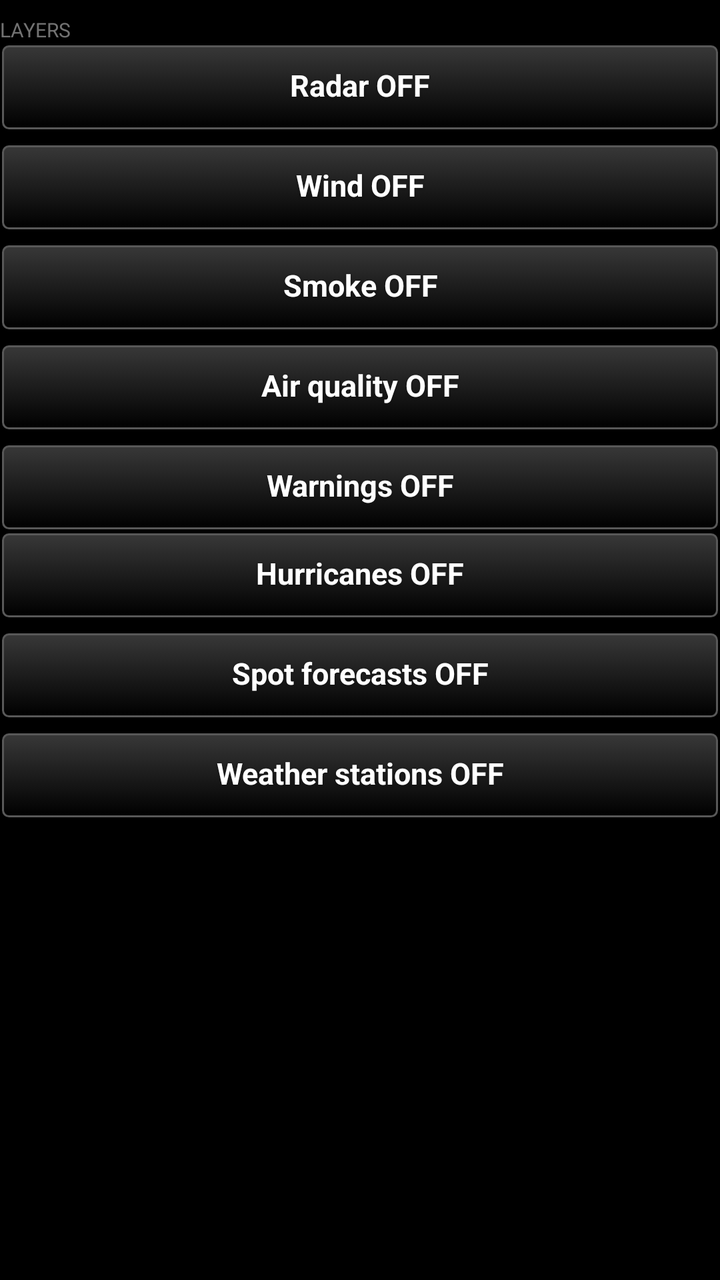
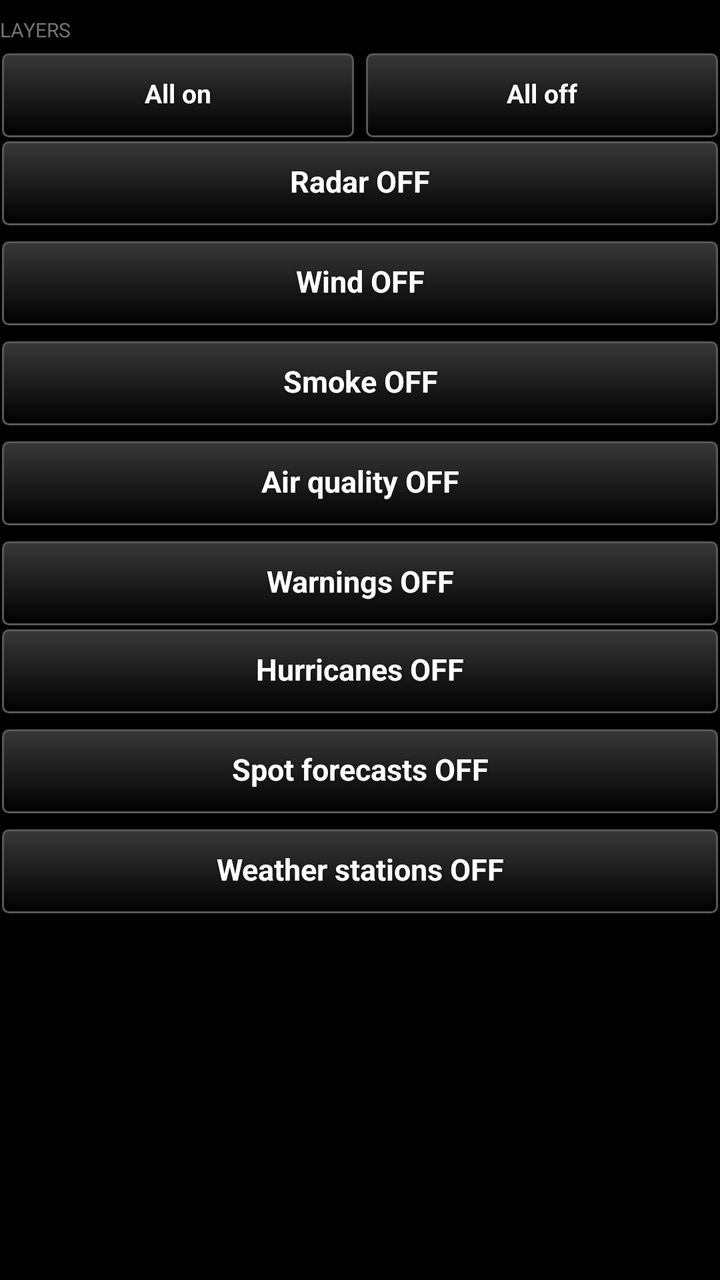

Two renders of the same Android screen: before a commit and after it. Below are the layout's source before the change and the commit's diff.
<!-- AndroidManifest.xml: application theme AppTheme -->
<!-- res/layout/page_layers.xml -->
<?xml version="1.0" encoding="utf-8"?>
<ScrollView xmlns:android="http://schemas.android.com/apk/res/android"
    android:layout_width="match_parent"
    android:layout_height="match_parent"
    android:fadeScrollbars="false"
    android:focusableInTouchMode="true"
    android:descendantFocusability="beforeDescendants">

    <LinearLayout
        android:layout_width="match_parent"
        android:layout_height="wrap_content"
        android:orientation="vertical"
        android:paddingBottom="8dp">

        
        <TextView
            android:id="@+id/layers_heading"
            android:layout_width="match_parent"
            android:layout_height="wrap_content"
            android:text="@string/heading_layers"
            android:textSize="10sp"
            android:textAllCaps="true"
            android:paddingTop="8dp"
            android:alpha="0.6" />

        
        <LinearLayout
            android:id="@+id/layer_list"
            android:layout_width="match_parent"
            android:layout_height="wrap_content"
            android:orientation="vertical">


            
            <LinearLayout
                android:layout_width="match_parent"
                android:layout_height="wrap_content"
                android:orientation="horizontal">

                <Button
                    android:id="@+id/radar_toggle"
                    style="@style/TakwerxButton"
                    android:layout_width="0dp"
                    android:layout_weight="1"
                    android:layout_height="wrap_content"
                    android:text="@string/radar_off" />

                <ImageButton
                    android:id="@+id/radar_expand"
                    style="@style/TakwerxIconButton"
                    android:layout_width="44dp"
                    android:layout_weight="0"
                    android:contentDescription="@string/show_settings"
                    android:src="@drawable/ic_expand"
                    android:visibility="gone" />
            </LinearLayout>

            <LinearLayout
                android:id="@+id/radar_settings"
                android:layout_width="match_parent"
                android:layout_height="wrap_content"
                android:orientation="vertical"
                android:visibility="gone" />

            <LinearLayout
                android:layout_width="match_parent"
                android:layout_height="wrap_content"
                android:layout_marginTop="6dp"
                android:orientation="horizontal">

                <Button
                    android:id="@+id/wind_toggle"
                    style="@style/TakwerxButton"
                    android:layout_width="0dp"
                    android:layout_weight="1"
                    android:layout_height="wrap_content"
                    android:text="@string/wind_off" />

                <ImageButton
                    android:id="@+id/wind_expand"
                    style="@style/TakwerxIconButton"
                    android:layout_width="44dp"
                    android:layout_weight="0"
                    android:contentDescription="@string/show_settings"
                    android:src="@drawable/ic_expand"
                    android:visibility="gone" />
            </LinearLayout>

            <LinearLayout
                android:id="@+id/wind_settings"
                android:layout_width="match_parent"
                android:layout_height="wrap_content"
                android:orientation="vertical"
                android:visibility="gone">

            
            <LinearLayout
                android:id="@+id/scrubber"
                android:layout_width="match_parent"
                android:layout_height="wrap_content"
                android:orientation="vertical"
                android:visibility="gone">

                <TextView
                    android:id="@+id/scrubber_label"
                    android:layout_width="match_parent"
                    android:layout_height="wrap_content"
                    android:layout_marginTop="6dp"
                    android:textColor="@color/white"
                    android:textSize="13sp"
                    android:text="" />

                <LinearLayout
                    android:id="@+id/scrubber_days"
                    android:layout_width="match_parent"
                    android:layout_height="wrap_content"
                    android:orientation="horizontal" />

                <LinearLayout
                    android:id="@+id/scrubber_hours"
                    android:layout_width="match_parent"
                    android:layout_height="wrap_content"
                    android:orientation="vertical" />
            </LinearLayout>

            
            <LinearLayout
                android:id="@+id/wind_scale_host"
                android:layout_width="match_parent"
                android:layout_height="wrap_content"
                android:orientation="vertical"
                android:paddingLeft="4dp"
                android:paddingRight="4dp"
                android:paddingTop="4dp"
                android:visibility="gone" />

            
            <LinearLayout
                android:id="@+id/wind_level_block"
                android:layout_width="match_parent"
                android:layout_height="wrap_content"
                android:orientation="vertical"
                android:visibility="gone">

                
                <TextView
                    android:id="@+id/wind_reading"
                    android:layout_width="match_parent"
                    android:layout_height="wrap_content"
                    android:layout_marginTop="6dp"
                    android:textColor="@color/white"
                    android:textSize="15sp"
                    android:text="" />

                
                <TextView
                    android:id="@+id/wind_level_label"
                    android:layout_width="match_parent"
                    android:layout_height="wrap_content"
                    android:layout_marginTop="8dp"
                    android:text="@string/heading_height"
                    android:textSize="10sp"
                    android:textAllCaps="true"
                    android:alpha="0.6" />

                <LinearLayout
                    android:id="@+id/wind_level_rows"
                    android:layout_width="match_parent"
                    android:layout_height="wrap_content"
                    android:orientation="vertical" />
            </LinearLayout>
            </LinearLayout>

            
            <LinearLayout
                android:layout_width="match_parent"
                android:layout_height="wrap_content"
                android:layout_marginTop="6dp"
                android:orientation="horizontal">

                <Button
                    android:id="@+id/smoke_toggle"
                    style="@style/TakwerxButton"
                    android:layout_width="0dp"
                    android:layout_weight="1"
                    android:layout_height="wrap_content"
                    android:text="@string/smoke_off" />

                <ImageButton
                    android:id="@+id/smoke_expand"
                    style="@style/TakwerxIconButton"
                    android:layout_width="44dp"
                    android:layout_weight="0"
                    android:contentDescription="@string/show_settings"
                    android:src="@drawable/ic_expand"
                    android:visibility="gone" />
            </LinearLayout>

            <LinearLayout
                android:id="@+id/smoke_settings"
                android:layout_width="match_parent"
                android:layout_height="wrap_content"
                android:orientation="vertical"
                android:visibility="gone">

                
                <LinearLayout
                    android:id="@+id/smoke_scale_host"
                    android:layout_width="match_parent"
                    android:layout_height="wrap_content"
                    android:orientation="vertical"
                    android:paddingLeft="4dp"
                    android:paddingRight="4dp"
                    android:paddingTop="4dp" />

                
                <TextView
                    android:id="@+id/smoke_reading"
                    android:layout_width="match_parent"
                    android:layout_height="wrap_content"
                    android:layout_marginTop="6dp"
                    android:textColor="@color/white"
                    android:textSize="15sp"
                    android:text="" />

                <TextView
                    android:layout_width="match_parent"
                    android:layout_height="wrap_content"
                    android:layout_marginTop="8dp"
                    android:text="@string/heading_height"
                    android:textSize="10sp"
                    android:textAllCaps="true"
                    android:alpha="0.6" />

                
                <LinearLayout
                    android:id="@+id/smoke_height_row"
                    android:layout_width="match_parent"
                    android:layout_height="wrap_content"
                    android:orientation="horizontal" />
            </LinearLayout>

            
            <LinearLayout
                android:layout_width="match_parent"
                android:layout_height="wrap_content"
                android:layout_marginTop="6dp"
                android:orientation="horizontal">

                <Button
                    android:id="@+id/air_toggle"
                    style="@style/TakwerxButton"
                    android:layout_width="0dp"
                    android:layout_weight="1"
                    android:layout_height="wrap_content"
                    android:text="@string/air_off" />

                <ImageButton
                    android:id="@+id/air_expand"
                    style="@style/TakwerxIconButton"
                    android:layout_width="44dp"
                    android:layout_weight="0"
                    android:contentDescription="@string/show_settings"
                    android:src="@drawable/ic_expand"
                    android:visibility="gone" />
            </LinearLayout>

            <LinearLayout
                android:id="@+id/air_settings"
                android:layout_width="match_parent"
                android:layout_height="wrap_content"
                android:orientation="vertical"
                android:visibility="gone">

                
                <TextView
                    android:id="@+id/air_status"
                    android:layout_width="match_parent"
                    android:layout_height="wrap_content"
                    android:layout_marginTop="6dp"
                    android:textColor="@color/white"
                    android:textSize="13sp"
                    android:text="" />

                
                <LinearLayout
                    android:id="@+id/air_scale"
                    android:layout_width="match_parent"
                    android:layout_height="wrap_content"
                    android:layout_marginTop="4dp"
                    android:orientation="horizontal" />

                
                <TextView
                    android:id="@+id/air_reading"
                    android:layout_width="match_parent"
                    android:layout_height="wrap_content"
                    android:layout_marginTop="6dp"
                    android:layout_marginBottom="4dp"
                    android:textColor="@color/white"
                    android:textSize="15sp"
                    android:text="" />
            </LinearLayout>

            
            <LinearLayout
                android:layout_width="match_parent"
                android:layout_height="wrap_content"
                android:layout_marginTop="6dp"
                android:orientation="horizontal">

                <Button
                    android:id="@+id/warn_toggle"
                    style="@style/TakwerxButton"
                    android:layout_width="0dp"
                    android:layout_weight="1"
                    android:layout_height="wrap_content"
                    android:text="@string/warn_off" />

                <ImageButton
                    android:id="@+id/warn_expand"
                    style="@style/TakwerxIconButton"
                    android:layout_width="44dp"
                    android:layout_weight="0"
                    android:contentDescription="@string/show_settings"
                    android:src="@drawable/ic_expand"
                    android:visibility="gone" />
            </LinearLayout>

            <LinearLayout
                android:id="@+id/warn_settings"
                android:layout_width="match_parent"
                android:layout_height="wrap_content"
                android:orientation="vertical"
                android:visibility="gone">

                
                <TextView
                    android:id="@+id/warn_here"
                    android:layout_width="match_parent"
                    android:layout_height="wrap_content"
                    android:layout_marginTop="6dp"
                    android:textColor="@color/white"
                    android:textSize="15sp"
                    android:text="" />

                <TextView
                    android:id="@+id/warn_status"
                    android:layout_width="match_parent"
                    android:layout_height="wrap_content"
                    android:layout_marginTop="4dp"
                    android:textColor="@color/white"
                    android:textSize="13sp"
                    android:text="" />

                <TextView
                    android:layout_width="match_parent"
                    android:layout_height="wrap_content"
                    android:layout_marginTop="8dp"
                    android:text="@string/heading_show"
                    android:textSize="10sp"
                    android:textAllCaps="true"
                    android:alpha="0.6" />

                
                <LinearLayout
                    android:id="@+id/warn_groups"
                    android:layout_width="match_parent"
                    android:layout_height="wrap_content"
                    android:layout_marginBottom="4dp"
                    android:orientation="horizontal" />
            </LinearLayout>

            <LinearLayout
                android:layout_width="match_parent"
                android:layout_height="wrap_content"
                android:orientation="horizontal">

                <Button
                    android:id="@+id/tropical_toggle"
                    style="@style/TakwerxButton"
                    android:layout_width="0dp"
                    android:layout_weight="1"
                    android:layout_height="wrap_content"
                    android:text="@string/tropical_off" />

                <ImageButton
                    android:id="@+id/tropical_expand"
                    style="@style/TakwerxIconButton"
                    android:layout_width="44dp"
                    android:layout_weight="0"
                    android:contentDescription="@string/show_settings"
                    android:src="@drawable/ic_expand"
                    android:visibility="gone" />
            </LinearLayout>

            
            <LinearLayout
                android:id="@+id/tropical_settings"
                android:layout_width="match_parent"
                android:layout_height="wrap_content"
                android:orientation="vertical"
                android:visibility="gone">

                <TextView
                    android:id="@+id/tropical_status"
                    android:layout_width="match_parent"
                    android:layout_height="wrap_content"
                    android:layout_marginTop="6dp"
                    android:layout_marginBottom="4dp"
                    android:textColor="@color/white"
                    android:textSize="13sp"
                    android:text="" />

                
                <LinearLayout
                    android:id="@+id/tropical_scale"
                    android:layout_width="match_parent"
                    android:layout_height="wrap_content"
                    android:layout_marginBottom="6dp"
                    android:orientation="horizontal" />

                <LinearLayout
                    android:id="@+id/tropical_rows"
                    android:layout_width="match_parent"
                    android:layout_height="wrap_content"
                    android:orientation="vertical" />
            </LinearLayout>

            
            <LinearLayout
                android:layout_width="match_parent"
                android:layout_height="wrap_content"
                android:layout_marginTop="6dp"
                android:orientation="horizontal">

                <Button
                    android:id="@+id/spot_toggle"
                    style="@style/TakwerxButton"
                    android:layout_width="0dp"
                    android:layout_weight="1"
                    android:layout_height="wrap_content"
                    android:text="@string/spot_layer_off" />

                <ImageButton
                    android:id="@+id/spot_expand"
                    style="@style/TakwerxIconButton"
                    android:layout_width="44dp"
                    android:layout_weight="0"
                    android:contentDescription="@string/show_settings"
                    android:src="@drawable/ic_expand"
                    android:visibility="gone" />
            </LinearLayout>

            <LinearLayout
                android:id="@+id/spot_settings"
                android:layout_width="match_parent"
                android:layout_height="wrap_content"
                android:orientation="vertical"
                android:visibility="gone">

                <TextView
                    android:id="@+id/spot_layer_status"
                    android:layout_width="match_parent"
                    android:layout_height="wrap_content"
                    android:layout_marginTop="6dp"
                    android:textColor="@color/white"
                    android:textSize="13sp"
                    android:text="" />

                
                <TextView
                    android:id="@+id/spot_where_filters"
                    android:layout_width="match_parent"
                    android:layout_height="wrap_content"
                    android:layout_marginTop="2dp"
                    android:layout_marginBottom="2dp"
                    android:textSize="12sp"
                    android:alpha="0.7"
                    android:text="@string/spot_filters_elsewhere" />

                <Button
                    android:id="@+id/spot_open_only"
                    style="@style/TakwerxButton"
                    android:layout_width="match_parent"
                    android:layout_height="wrap_content"
                    android:layout_marginTop="4dp"
                    android:gravity="center_vertical|left"
                    android:textSize="13sp" />

                <TextView
                    android:layout_width="match_parent"
                    android:layout_height="wrap_content"
                    android:layout_marginTop="8dp"
                    android:text="@string/heading_legend"
                    android:textSize="10sp"
                    android:textAllCaps="true"
                    android:alpha="0.6" />

                
                <LinearLayout
                    android:id="@+id/spot_legend"
                    android:layout_width="match_parent"
                    android:layout_height="wrap_content"
                    android:orientation="vertical" />
            </LinearLayout>
        </LinearLayout>

        
        <LinearLayout
            android:layout_width="match_parent"
            android:layout_height="wrap_content"
            android:orientation="vertical">

            <LinearLayout
                android:layout_width="match_parent"
                android:layout_height="wrap_content"
                android:layout_marginTop="6dp"
                android:orientation="horizontal">

                <Button
                    android:id="@+id/stations_toggle"
                    style="@style/TakwerxButton"
                    android:layout_width="0dp"
                    android:layout_weight="1"
                    android:layout_height="wrap_content"
                    android:text="@string/stations_off" />

                <ImageButton
                    android:id="@+id/stations_expand"
                    style="@style/TakwerxIconButton"
                    android:layout_width="44dp"
                    android:layout_weight="0"
                    android:contentDescription="@string/show_settings"
                    android:src="@drawable/ic_expand"
                    android:visibility="gone" />
            </LinearLayout>

            <LinearLayout
                android:id="@+id/stations_settings"
                android:layout_width="match_parent"
                android:layout_height="wrap_content"
                android:orientation="vertical"
                android:visibility="gone">

                <TextView
                    android:id="@+id/stations_status"
                    android:layout_width="match_parent"
                    android:layout_height="wrap_content"
                    android:layout_marginTop="6dp"
                    android:textColor="@color/white"
                    android:textSize="13sp"
                    android:text="" />

                <TextView
                    android:layout_width="match_parent"
                    android:layout_height="wrap_content"
                    android:layout_marginTop="8dp"
                    android:text="@string/stations_around_heading"
                    android:textSize="10sp"
                    android:textAllCaps="true"
                    android:alpha="0.6" />

                
                <LinearLayout
                    android:id="@+id/stations_origin_row"
                    android:layout_width="match_parent"
                    android:layout_height="wrap_content"
                    android:orientation="horizontal" />

                <TextView
                    android:layout_width="match_parent"
                    android:layout_height="wrap_content"
                    android:layout_marginTop="8dp"
                    android:text="@string/stations_distance_heading"
                    android:textSize="10sp"
                    android:textAllCaps="true"
                    android:alpha="0.6" />

                <LinearLayout
                    android:id="@+id/stations_distance_row"
                    android:layout_width="match_parent"
                    android:layout_height="wrap_content"
                    android:orientation="horizontal" />

                <Button
                    android:id="@+id/stations_labels"
                    style="@style/TakwerxButton"
                    android:layout_width="match_parent"
                    android:layout_height="wrap_content"
                    android:layout_marginTop="8dp"
                    android:gravity="center_vertical|left"
                    android:textSize="13sp" />

                
                <LinearLayout
                    android:layout_width="match_parent"
                    android:layout_height="wrap_content"
                    android:layout_marginTop="8dp"
                    android:orientation="horizontal">

                    <Button
                        android:id="@+id/stations_guide_toggle"
                        style="@style/TakwerxButton"
                        android:layout_width="0dp"
                        android:layout_weight="1"
                        android:layout_height="wrap_content"
                        android:gravity="center_vertical|left"
                        android:textSize="13sp"
                        android:text="@string/stations_guide" />

                    <ImageButton
                        android:id="@+id/stations_guide_expand"
                        style="@style/TakwerxIconButton"
                        android:layout_width="44dp"
                        android:layout_weight="0"
                        android:contentDescription="@string/show_settings"
                        android:src="@drawable/ic_expand" />
                </LinearLayout>

                <LinearLayout
                    android:id="@+id/stations_guide"
                    android:layout_width="match_parent"
                    android:layout_height="wrap_content"
                    android:orientation="vertical"
                    android:visibility="gone" />

                <TextView
                    android:layout_width="match_parent"
                    android:layout_height="wrap_content"
                    android:layout_marginTop="8dp"
                    android:text="@string/heading_legend"
                    android:textSize="10sp"
                    android:textAllCaps="true"
                    android:alpha="0.6" />

                <LinearLayout
                    android:id="@+id/stations_legend"
                    android:layout_width="match_parent"
                    android:layout_height="wrap_content"
                    android:orientation="vertical" />

                
                <TextView
                    android:id="@+id/stations_basis"
                    android:layout_width="match_parent"
                    android:layout_height="wrap_content"
                    android:layout_marginTop="4dp"
                    android:textSize="12sp"
                    android:alpha="0.7"
                    android:text="" />
            </LinearLayout>
        </LinearLayout>

        
        <TextView
            android:id="@+id/layers_attribution"
            android:layout_width="match_parent"
            android:layout_height="wrap_content"
            android:textSize="11sp"
            android:layout_marginTop="@dimen/auto_margin"
            android:text="" />
    </LinearLayout>
</ScrollView>
<!-- resources referenced by this layout -->
<resources>
  <color name="white">#ffffff</color>
  <dimen name="auto_margin">6dp</dimen>
  <string name="air_off">Air quality OFF</string>
  <string name="heading_height">Height</string>
  <string name="heading_layers">Layers</string>
  <string name="heading_legend">Legend</string>
  <string name="heading_show">Show</string>
  <string name="radar_off">Radar OFF</string>
  <string name="show_settings">Show or hide this layer\'s settings</string>
  <string name="smoke_off">Smoke OFF</string>
  <string name="spot_filters_elsewhere">The last-3-days switch applies to the list too. Near me, on the map, by state or region: swipe on to the Spot forecasts page.</string>
  <string name="spot_layer_off">Spot forecasts OFF</string>
  <string name="stations_around_heading">Around</string>
  <string name="stations_distance_heading">Distance</string>
  <string name="stations_guide">Reading a station</string>
  <string name="stations_off">Weather stations OFF</string>
  <string name="tropical_off">Hurricanes OFF</string>
  <string name="warn_off">Warnings OFF</string>
  <string name="wind_off">Wind OFF</string>
  <style name="TakwerxIconButton">
          <item name="android:layout_width">0dp</item>
          <item name="android:layout_weight">1</item>
          <item name="android:layout_height">44dp</item>
          <item name="android:layout_marginLeft">2dp</item>
          <item name="android:layout_marginRight">2dp</item>
          <item name="android:background">@drawable/btn_gray</item>
          <item name="android:scaleType">centerInside</item>
          <item name="android:padding">9dp</item>
      </style>
  <style name="AppTheme" parent="@android:style/Theme.Holo">
          <item name="android:buttonStyle">@android:style/Widget.Button</item>
          <item name="android:imageButtonStyle">@android:style/Widget.Button</item>
          <item name="android:buttonStyleToggle">@android:style/Widget.Button</item>
          <item name="android:spinnerStyle">@style/ATAKSpinner</item>
          <item name="android:spinnerItemStyle">@style/ATAKSpinnerItem</item>
          <item name="android:editTextStyle">@style/ATAKEditText</item>
      </style>
  <style name="ATAKSpinner" parent="@android:style/Widget.Spinner">
          <item name="android:spinnerMode">dialog</item>
      </style>
  <style name="ATAKSpinnerItem">
          <item name="android:textColor">@android:color/white</item>
          <item name="android:dropDownVerticalOffset">0dip</item>
          <item name="android:dropDownHorizontalOffset">0dip</item>
          <item name="android:dropDownWidth">wrap_content</item>
          <item name="android:gravity">left|center_vertical</item>
      </style>
  <style name="ATAKEditText" parent="@android:style/Widget.EditText">
          
          
  
          
          <item name="android:imeOptions">flagNoFullscreen</item>
      </style>
  <color name="darker_gray">#121212</color>
  <dimen name="fontSize">14sp</dimen>
  <!-- drawable new_dark_button_disabled (drawable) -->
  <?xml version="1.0" encoding="utf-8"?>
  <layer-list xmlns:android="http://schemas.android.com/apk/res/android">
      <item android:bottom="1dp" android:right="1dp" android:left="1dp" android:top="1dp">
          <shape android:shape="rectangle">
              <corners android:radius="3dp" />
              <stroke
                  android:width="1dp"
                  android:color="#484848" />
              <solid android:color="#484848" />
          </shape>
      </item>
  </layer-list>
  <!-- unchanged entries left out for length: 6 -->
</resources>

<!-- the commit's change to res/layout/page_layers.xml (unified diff, before → after) -->
@@ -25,6 +25,33 @@
 
         
         <LinearLayout
+            android:layout_width="match_parent"
+            android:layout_height="wrap_content"
+            android:layout_marginTop="4dp"
+            android:orientation="horizontal">
+
+            <Button
+                android:id="@+id/layers_all_on"
+                style="@style/TakwerxButton"
+                android:layout_width="0dp"
+                android:layout_weight="1"
+                android:layout_height="wrap_content"
+                android:layout_marginRight="4dp"
+                android:textSize="13sp"
+                android:text="@string/layers_all_on" />
+
+            <Button
+                android:id="@+id/layers_all_off"
+                style="@style/TakwerxButton"
+                android:layout_width="0dp"
+                android:layout_weight="1"
+                android:layout_height="wrap_content"
+                android:textSize="13sp"
+                android:text="@string/layers_all_off" />
+        </LinearLayout>
+
+        
+        <LinearLayout
             android:id="@+id/layer_list"
             android:layout_width="match_parent"
             android:layout_height="wrap_content"
@@ -579,6 +606,36 @@
 
                 <LinearLayout
                     android:id="@+id/stations_distance_row"
+                    android:layout_width="match_parent"
+                    android:layout_height="wrap_content"
+                    android:orientation="horizontal" />
+
+                <TextView
+                    android:layout_width="match_parent"
+                    android:layout_height="wrap_content"
+                    android:layout_marginTop="8dp"
+                    android:text="@string/stations_gate_heading"
+                    android:textSize="10sp"
+                    android:textAllCaps="true"
+                    android:alpha="0.6" />
+
+                <LinearLayout
+                    android:id="@+id/stations_gate_row"
+                    android:layout_width="match_parent"
+                    android:layout_height="wrap_content"
+                    android:orientation="horizontal" />
+
+                <TextView
+                    android:layout_width="match_parent"
+                    android:layout_height="wrap_content"
+                    android:layout_marginTop="8dp"
+                    android:text="@string/stations_label_gate_heading"
+                    android:textSize="10sp"
+                    android:textAllCaps="true"
+                    android:alpha="0.6" />
+
+                <LinearLayout
+                    android:id="@+id/stations_label_gate_row"
                     android:layout_width="match_parent"
                     android:layout_height="wrap_content"
                     android:orientation="horizontal" />
<!-- resource entries referenced after the edit -->
@@ -7,6 +7,8 @@
   <string name="heading_layers">Layers</string>
   <string name="heading_legend">Legend</string>
   <string name="heading_show">Show</string>
+  <string name="layers_all_off">All off</string>
+  <string name="layers_all_on">All on</string>
   <string name="radar_off">Radar OFF</string>
   <string name="show_settings">Show or hide this layer\'s settings</string>
   <string name="smoke_off">Smoke OFF</string>
@@ -14,7 +16,9 @@
   <string name="spot_layer_off">Spot forecasts OFF</string>
   <string name="stations_around_heading">Around</string>
   <string name="stations_distance_heading">Distance</string>
-  <string name="stations_guide">Reading a station</string>
+  <string name="stations_gate_heading">Draw stations when the map is under</string>
+  <string name="stations_guide">Station legend</string>
+  <string name="stations_label_gate_heading">Draw their readings when under</string>
   <string name="stations_off">Weather stations OFF</string>
   <string name="tropical_off">Hurricanes OFF</string>
   <string name="warn_off">Warnings OFF</string>
